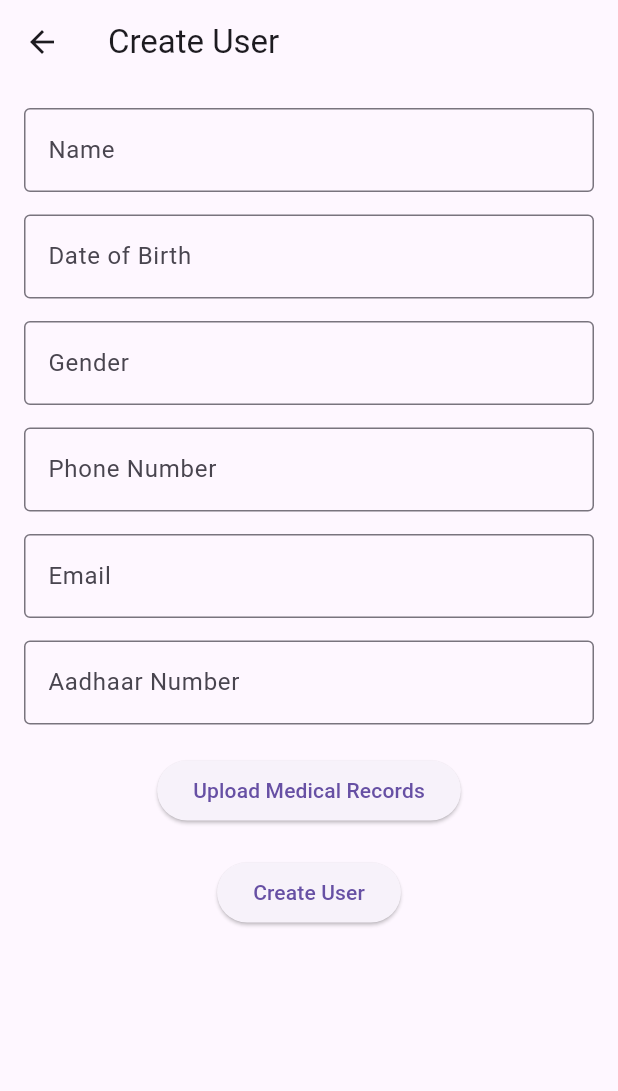
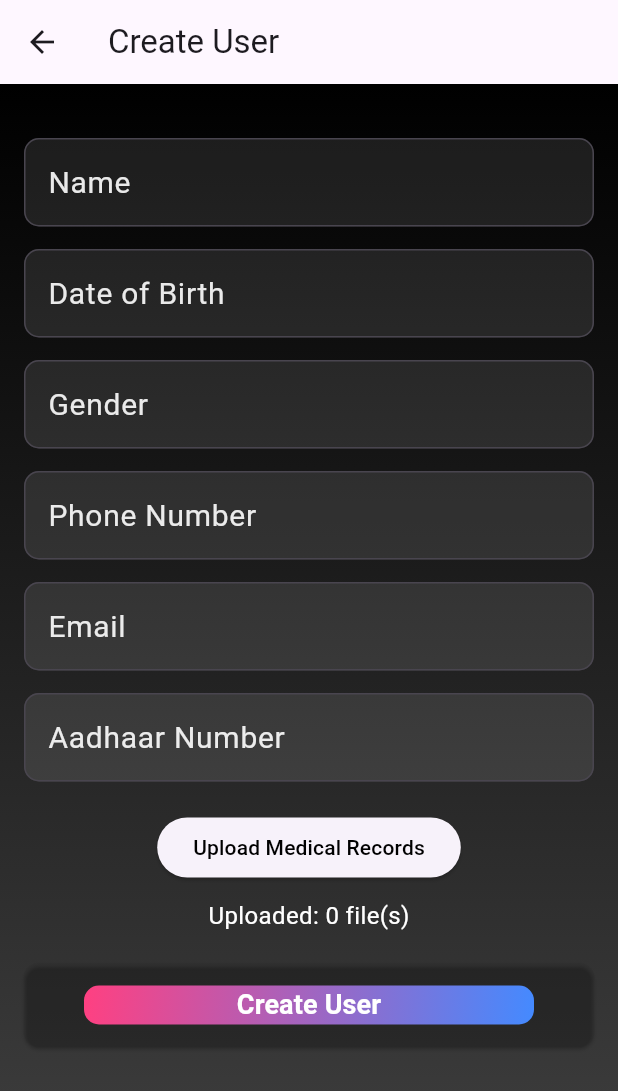
Before and after one commit to varshini2304/healthcare-data-management, a Flutter app: the CreateUser screen opened directly, on a phone screen of 412 x 824 dp. Shown: the top 1091 px of the screen. Run offline on Flutter 3.47's test engine with Material 3 defaults, Android fonts, the phone set to English and light mode, and no system bars; our stand-ins replace file_picker.

Commit message:
Initial commit

```diff
--- a/lib/main.dart
+++ b/lib/main.dart
@@ -2,7 +2,7 @@ import 'package:file_picker/file_picker.dart';
 import 'package:flutter/material.dart';
 import 'dart:math';
 import 'dart:io';
-
+import 'package:intl/intl.dart';
 
 const Color appBarButtonColor = Color(0xFF363636);
 
@@ -512,7 +512,7 @@ class MainScreen extends StatelessWidget {
               onPressed: () {
                 Navigator.push(
                   context,
-                  MaterialPageRoute(builder: (context) => const CreateUser()),
+                  MaterialPageRoute(builder: (context) => CreateUser()),
                 );
               },
             ),
@@ -670,8 +670,6 @@ class MessageScreen extends StatelessWidget {
 }
 
 class CreateUser extends StatefulWidget {
-  const CreateUser({Key? key}) : super(key: key);
-
   @override
   CreateUserState createState() => CreateUserState();
 }
@@ -683,7 +681,7 @@ class CreateUserState extends State<CreateUser> {
   final _emailController = TextEditingController();
   final _aadharController = TextEditingController();
 
-  List<File> _medicalRecords = []; // List to store selected medical documents
+  List<File> _medicalRecords = [];
 
   @override
   void dispose() {
@@ -706,10 +704,9 @@ class CreateUserState extends State<CreateUser> {
     }
   }
 
+  // Create User and navigate to Profile Screen
   void _createUser() {
-    // Collect the form data here and perform validation
-
-    // Assuming all validations are passed, create the User object
+    // Collect form data and create the User object
     User newUser = User(
       userId: 'USER-${Random().nextInt(999999)}',
       name: _nameController.text,
@@ -718,10 +715,10 @@ class CreateUserState extends State<CreateUser> {
       phone: _phoneController.text,
       email: _emailController.text,
       aadharNumber: _aadharController.text,
-      medicalRecords: _medicalRecords, // Pass selected medical records
+      medicalRecords: _medicalRecords,
     );
 
-    // Navigate to the ProfileScreen with the newUser object
+    // Navigate to ProfileScreen with the newUser object
     Navigator.pushReplacement(
       context,
       MaterialPageRoute(builder: (context) => ProfileScreen(user: newUser)),
@@ -732,10 +729,18 @@ class CreateUserState extends State<CreateUser> {
   Widget build(BuildContext context) {
     return Scaffold(
       appBar: AppBar(title: const Text('Create User')),
-      body: Padding(
+      body: Container(
         padding: const EdgeInsets.all(16.0),
+        decoration: BoxDecoration(
+          gradient: LinearGradient(
+            colors: [Colors.grey.shade800, Colors.black],
+            begin: Alignment.bottomCenter,
+            end: Alignment.topCenter,
+          ),
+        ),
         child: Column(
           children: [
+            const SizedBox(height: 20),
             _buildTextField('Name', _nameController),
             const SizedBox(height: 15),
             _buildTextField('Date of Birth', _dobController),
@@ -751,13 +756,38 @@ class CreateUserState extends State<CreateUser> {
 
             ElevatedButton(
               onPressed: _pickDocuments,
-              child: const Text("Upload Medical Records"),
+              child: const Text("Upload Medical Records", style: TextStyle(color: Colors.black) ,),
             ),
+            const SizedBox(height: 10),
+            Text('Uploaded: ${_medicalRecords.length} file(s)', style: TextStyle(fontSize: 16, color: Colors.white)),
             const SizedBox(height: 20),
 
             ElevatedButton(
               onPressed: _createUser,
-              child: const Text("Create User"),
+              style: ElevatedButton.styleFrom(
+                padding: const EdgeInsets.symmetric(horizontal: 40, vertical: 15),
+                shape: RoundedRectangleBorder(
+                  borderRadius: BorderRadius.circular(10),
+                ),
+                backgroundColor: Colors.transparent,
+              ),
+              child: Ink(
+                decoration: BoxDecoration(
+                  gradient: const LinearGradient(
+                    colors: [Colors.pinkAccent, Colors.blueAccent],
+                    begin: Alignment.topLeft,
+                    end: Alignment.bottomRight,
+                  ),
+                  borderRadius: BorderRadius.circular(10),
+                ),
+                child: Container(
+                  alignment: Alignment.center,
+                  child: const Text(
+                    'Create User',
+                    style: TextStyle(fontSize: 18, fontWeight: FontWeight.bold, color: Colors.white),
+                  ),
+                ),
+              ),
             ),
           ],
         ),
@@ -765,17 +795,31 @@ class CreateUserState extends State<CreateUser> {
     );
   }
 
-  Widget _buildTextField(String label, TextEditingController controller, {TextInputType keyboardType = TextInputType.text}) {
+  // TextField widget with custom decoration to match the SignUpScreen design
+  Widget _buildTextField(String label, TextEditingController controller, {TextInputType keyboardType = TextInputType.text, bool obscureText = false}) {
     return TextField(
       controller: controller,
       keyboardType: keyboardType,
+      obscureText: obscureText,
+      style: const TextStyle(color: Colors.white, fontSize: 18),
       decoration: InputDecoration(
         labelText: label,
-        border: OutlineInputBorder(),
+        labelStyle: TextStyle(color: Colors.white.withOpacity(0.9), fontSize: 20),
+        filled: true,
+        fillColor: Colors.white10,
+        border: OutlineInputBorder(
+          borderRadius: BorderRadius.circular(10),
+          borderSide: BorderSide(color: Colors.white.withOpacity(0.5)),
+        ),
+        focusedBorder: OutlineInputBorder(
+          borderRadius: BorderRadius.circular(10),
+          borderSide: const BorderSide(color: Colors.blueAccent, width: 1.5),
+        ),
       ),
     );
   }
 }
+
 
 class ProfileScreen extends StatelessWidget {
   final User user;
```
